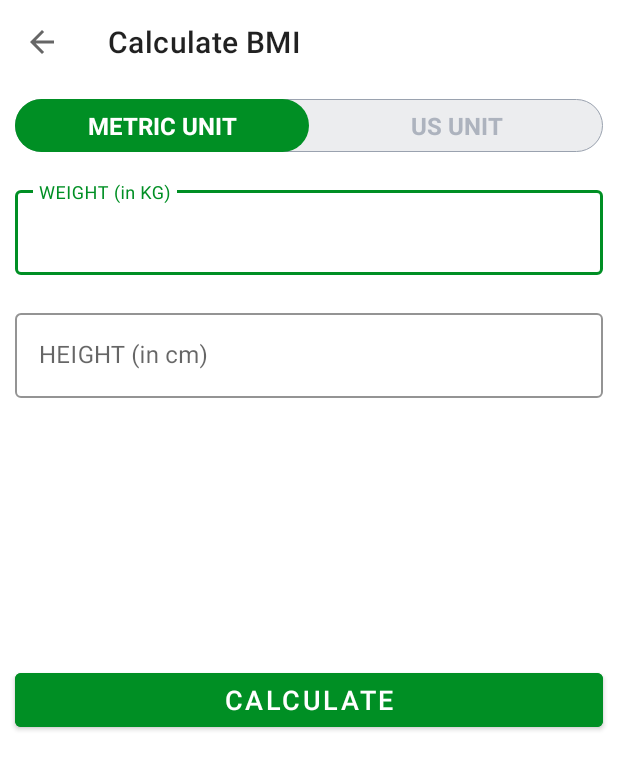
After one commit to rohitpatil8195/7MinWorkout, an Android app: the BMIActivity screen opened directly, with no data from a screen before it, on a phone screen of 412 x 824 dp. The commit adds this screen. Shown: the top 770 px of the screen. Run offline under Robolectric (Android 15) with nearby library versions, the phone set to English and light mode, and no system bars.

Commit message:
added BMI calculate screen,custom Radio buttons,backToExercise confirmation Modal

```diff
--- a/app/src/main/AndroidManifest.xml
+++ b/app/src/main/AndroidManifest.xml
@@ -16,6 +16,11 @@
         android:supportsRtl="true"
         android:theme="@style/Theme.7MinutesWorkout">
         <activity
+            android:name=".BMIActivity"
+            android:exported="false"
+            android:theme="@style/Theme.MaterialComponents.Light.NoActionBar"
+            />
+        <activity
             android:name=".FinishAcitivity"
             android:exported="false" />
         <activity
--- /dev/null
+++ b/app/src/main/java/com/example/a7minutesworkout/BMIActivity.kt
@@ -0,0 +1,145 @@
+package com.example.a7minutesworkout
+
+import androidx.appcompat.app.AppCompatActivity
+import android.os.Bundle
+import android.view.View
+import android.widget.Toast
+import com.example.a7minutesworkout.databinding.ActivityBmiBinding
+import java.math.BigDecimal
+import java.math.RoundingMode
+import android.widget.RadioGroup
+
+class BMIActivity : AppCompatActivity() {
+
+    companion object{
+        private const val METRICS_UNITS_VIEW = "METRIC_UNIT_VIEW"
+        private const val US_UNITS_VIEW = "US_UNITS_VIEW"
+
+        private var currantVisibleView: String =METRICS_UNITS_VIEW
+    }
+    private var binding: ActivityBmiBinding?=null
+
+    override fun onCreate(savedInstanceState: Bundle?) {
+        super.onCreate(savedInstanceState)
+        binding = ActivityBmiBinding.inflate(layoutInflater)
+        setContentView(binding?.root)
+
+        setSupportActionBar(binding?.toolbarBmiActivity)
+        if(supportActionBar !=null){
+            supportActionBar?.setDisplayHomeAsUpEnabled(true)
+            supportActionBar?.title ="Calculate BMI"
+        }
+
+        binding?.toolbarBmiActivity?.setNavigationOnClickListener {
+           onBackPressed()
+        }
+        binding?.btnCalculateUnits?.setOnClickListener {
+          if(validateMetricUnits()){
+              val heightValue:Float = binding?.etMetricUnitHeight?.text.toString().toFloat()/100
+              val weightValue:Float = binding?.etMetricUnitWeight?.text.toString().toFloat()
+              val bmi = weightValue / (heightValue*heightValue)
+              displayBMIResult(bmi)
+          }else{
+              Toast.makeText(this,"Please enter valid values",Toast.LENGTH_LONG).show()
+          }
+
+        }
+               makeVisibleMetricUnitsView()
+        binding?.rgUnits?.setOnCheckedChangeListener { _, checkedId:Int ->
+            if(checkedId == R.id.rbMetricUnits){
+                makeVisibleMetricUnitsView()
+            }else{
+                makeUSVisibleMetricUnitsView()
+            }
+        }
+    }
+
+
+     private fun makeVisibleMetricUnitsView(){
+          currantVisibleView = METRICS_UNITS_VIEW
+         binding?.tilMetricUnitWeight?.visibility = View.VISIBLE
+         binding?.tilMetricUnitHeight?.visibility =View.VISIBLE
+
+         binding?.tilUsMetricUnitWeight?.visibility =View.INVISIBLE
+         binding?.tilMetricUnitHeightInFt?.visibility =View.INVISIBLE
+         binding?.tilMetricUnitHeightInch?.visibility =View.INVISIBLE
+
+         binding?.etMetricUnitHeight?.text!!.clear()
+         binding?.etMetricUnitWeight?.text!!.clear()
+
+         binding?.llDiplayBMIResult?.visibility =View.INVISIBLE
+     }
+
+
+    private fun makeUSVisibleMetricUnitsView(){
+        currantVisibleView = US_UNITS_VIEW
+        binding?.tilMetricUnitWeight?.visibility = View.INVISIBLE
+        binding?.tilMetricUnitHeight?.visibility =View.INVISIBLE
+
+        binding?.tilUsMetricUnitWeight?.visibility =View.VISIBLE
+        binding?.tilMetricUnitHeightInFt?.visibility =View.VISIBLE
+        binding?.tilMetricUnitHeightInch?.visibility =View.VISIBLE
+
+        binding?.etUsMetricUnitWeight?.text!!.clear()
+        binding?.etMetricUnitHeightFt?.text!!.clear()
+        binding?.etMetricUnitHeightInch?.text!!.clear()
+
+        binding?.llDiplayBMIResult?.visibility =View.INVISIBLE
+    }
+
+
+    private fun displayBMIResult(bmi:Float){
+        var bmiLabel: String
+        var bmiDescription: String
+
+        if(bmi.compareTo(15f)<=0){
+            bmiLabel ="Very severely underweight"
+            bmiDescription = "Oops! you really need to take care of yourself! Eat more!"
+        }
+
+        else if(bmi.compareTo(15f) > 0 && bmi.compareTo(16f)<= 0 ){
+            bmiLabel ="severely underweight"
+            bmiDescription = "Oops! you really need to take care of yourself! Eat more!"
+        }
+        else if(bmi.compareTo(16f) > 0 && bmi.compareTo(18.5f)<= 0 ){
+            bmiLabel ="underweight"
+            bmiDescription = "Oops! you really need to take care of yourself! Eat more!"
+        }
+        else if(bmi.compareTo(18.5f) > 0 && bmi.compareTo(25f)<= 0 ){
+            bmiLabel ="Normal"
+            bmiDescription = "Congratulations! You are in good shape!"
+        }
+        else if(bmi.compareTo(25f) > 0 && bmi.compareTo(30f)<= 0 ){
+            bmiLabel ="OverWeight"
+            bmiDescription = "Oops! you really need to take care of yourself! Workout More!"
+        }
+        else if(bmi.compareTo(30f) > 0 && bmi.compareTo(35f)<= 0 ){
+            bmiLabel ="OverWeight"
+            bmiDescription = "Oops! you really need to take care of yourself! Workout More!"
+        }
+        else if(bmi.compareTo(35f) > 0 && bmi.compareTo(40f)<= 0 ){
+            bmiLabel ="OverWeight"
+            bmiDescription = "Oops! you really need to take care of yourself! Workout More!"
+        }
+        else{
+            bmiLabel = "Obese Class ||| (Very severely obese)"
+            bmiDescription = "OMG! You are in a very dangerous condition! Act now!"
+        }
+
+        val bmiValue = BigDecimal(bmi.toDouble()).setScale(2,RoundingMode.HALF_EVEN).toString()
+         binding?.llDiplayBMIResult?.visibility = View.VISIBLE
+         binding?.tvYourBMIType?.text = bmiLabel
+        binding?.tvYourBMIDescription?.text = bmiDescription
+        binding?.tvYourBMIType?.text = bmiValue
+    }
+
+    private fun validateMetricUnits():Boolean{
+        var isValid = true
+        if(binding?.etMetricUnitWeight?.text.toString().isEmpty()){
+          isValid =false
+        }else if(binding?.etMetricUnitHeight?.text.toString().isEmpty()){
+            isValid = false
+        }
+        return isValid
+    }
+}
--- a/app/src/main/java/com/example/a7minutesworkout/MainActivity.kt
+++ b/app/src/main/java/com/example/a7minutesworkout/MainActivity.kt
@@ -3,6 +3,7 @@
 import android.content.Intent
 import androidx.appcompat.app.AppCompatActivity
 import android.os.Bundle
+import com.example.a7minutesworkout.databinding.ActivityBmiBinding
 import com.example.a7minutesworkout.databinding.ActivityMainBinding
 
 class MainActivity : AppCompatActivity() {
@@ -19,6 +20,11 @@
            startActivity(intent)
        }
 
+        binding?.flBMI?.setOnClickListener{
+            var intent =Intent(this,BMIActivity::class.java)
+            startActivity(intent)
+        }
+
     }
 
     override fun onDestroy() {
--- /dev/null
+++ b/app/src/main/res/drawable/drawable_radio_group_tab_background.xml
@@ -0,0 +1,9 @@
+<?xml version="1.0" encoding="utf-8"?>
+<shape android:shape="rectangle" xmlns:android="http://schemas.android.com/apk/res/android">
+ <solid  android:color="#ECEDEF"/>
+    <stroke
+        android:width="0.5dp"
+        android:color="#9AA2AF"
+        />
+    <corners android:radius="30dp" />
+</shape>
--- /dev/null
+++ b/app/src/main/res/drawable/drawable_units_tab_selector.xml
@@ -0,0 +1,9 @@
+<?xml version="1.0" encoding="utf-8"?>
+<selector xmlns:android="http://schemas.android.com/apk/res/android">
+  <item android:state_checked="true">
+   <shape android:shape="rectangle">
+       <solid android:color="@color/colorAccent" />
+       <corners android:radius="30dp" />
+   </shape>
+  </item>
+</selector>
--- /dev/null
+++ b/app/src/main/res/drawable/drawable_units_tab_text_color_selector.xml
@@ -0,0 +1,6 @@
+<?xml version="1.0" encoding="utf-8"?>
+<selector xmlns:android="http://schemas.android.com/apk/res/android">
+
+    <item android:color="#FFFFFF" android:state_checked="true" />
+    <item android:color="#ADB3BE" android:state_checked="false" />
+</selector>
--- /dev/null
+++ b/app/src/main/res/layout/activity_bmi.xml
@@ -0,0 +1,242 @@
+<?xml version="1.0" encoding="utf-8"?>
+<RelativeLayout xmlns:android="http://schemas.android.com/apk/res/android"
+    xmlns:app="http://schemas.android.com/apk/res-auto"
+    xmlns:tools="http://schemas.android.com/tools"
+    android:layout_width="match_parent"
+    android:layout_height="match_parent"
+    android:orientation="vertical"
+    tools:context=".BMIActivity">
+
+    <androidx.appcompat.widget.Toolbar
+        android:id="@+id/toolbar_bmi_activity"
+        android:layout_width="match_parent"
+        android:layout_height="?android:attr/actionBarSize"
+        android:background="@color/white" />
+
+     <RadioGroup
+         android:id="@+id/rgUnits"
+         android:layout_width="match_parent"
+         android:layout_height="wrap_content"
+         android:layout_below="@id/toolbar_bmi_activity"
+         android:orientation="horizontal"
+         android:layout_margin="10dp"
+         android:background="@drawable/drawable_radio_group_tab_background"
+         >
+   <RadioButton
+      android:id="@+id/rbMetricUnits"
+       android:layout_width="0dp"
+       android:layout_height="35dp"
+        android:layout_weight="0.50"
+       android:background="@drawable/drawable_units_tab_selector"
+       android:textColor="@drawable/drawable_units_tab_text_color_selector"
+       android:button="@null"
+       android:checked="true"
+        android:gravity="center"
+       android:textSize="16sp"
+       android:textStyle="bold"
+       android:text="METRIC UNIT"
+      />
+         <RadioButton
+             android:id="@+id/rbUSUnits"
+             android:layout_width="0dp"
+             android:layout_height="35dp"
+             android:layout_weight="0.50"
+             android:background="@drawable/drawable_units_tab_selector"
+             android:textColor="@drawable/drawable_units_tab_text_color_selector"
+             android:button="@null"
+             android:checked="false"
+             android:gravity="center"
+             android:textSize="16sp"
+             android:textStyle="bold"
+             android:text="US UNIT"
+             />
+     </RadioGroup>
+
+    <com.google.android.material.textfield.TextInputLayout
+        android:layout_below="@id/rgUnits"
+        android:id="@+id/tilMetricUnitWeight"
+        android:layout_width="match_parent"
+        android:layout_height="wrap_content"
+        style="@style/Widget.MaterialComponents.TextInputLayout.OutlinedBox"
+        app:boxStrokeColor="@color/colorAccent"
+         app:hintTextColor="@color/colorAccent"
+        android:layout_margin="10dp"
+       >
+
+       <androidx.appcompat.widget.AppCompatEditText
+           android:id="@+id/etMetricUnitWeight"
+           android:layout_width="match_parent"
+           android:layout_height="wrap_content"
+             android:hint="WEIGHT (in KG)"
+           android:inputType="numberDecimal"
+           android:textSize="16sp"
+           />
+    </com.google.android.material.textfield.TextInputLayout>
+
+
+
+   <com.google.android.material.textfield.TextInputLayout
+       android:layout_below="@id/tilMetricUnitWeight"
+       android:id="@+id/tilMetricUnitHeight"
+       android:layout_width="match_parent"
+       android:layout_height="wrap_content"
+       style="@style/Widget.MaterialComponents.TextInputLayout.OutlinedBox"
+       app:boxStrokeColor="@color/colorAccent"
+       app:hintTextColor="@color/colorAccent"
+       android:layout_margin="10dp"
+       >
+      <androidx.appcompat.widget.AppCompatEditText
+          android:id="@+id/etMetricUnitHeight"
+          android:layout_width="match_parent"
+          android:layout_height="wrap_content"
+          android:hint="HEIGHT (in cm)"
+          android:inputType="numberDecimal"
+          android:textSize="16sp"
+          />
+   </com.google.android.material.textfield.TextInputLayout>
+
+
+
+    <com.google.android.material.textfield.TextInputLayout
+        android:id="@+id/tilUsMetricUnitWeight"
+        android:layout_margin="10dp"
+        app:boxStrokeColor="@color/colorAccent"
+        app:hintTextColor="@color/colorAccent"
+        android:layout_below="@id/rgUnits"
+        style="@style/Widget.MaterialComponents.TextInputLayout.OutlinedBox"
+        android:layout_width="match_parent"
+        android:layout_height="wrap_content">
+
+        <androidx.appcompat.widget.AppCompatEditText
+            android:id="@+id/etUsMetricUnitWeight"
+            android:layout_width="match_parent"
+            android:layout_height="wrap_content"
+            android:hint="WEIGHT (in pound)"
+            android:inputType="numberDecimal"
+            android:textSize="16sp" />
+    </com.google.android.material.textfield.TextInputLayout>
+
+    <com.google.android.material.textfield.TextInputLayout
+        android:id="@+id/tilMetricUnitHeightInFt"
+        style="@style/Widget.MaterialComponents.TextInputLayout.OutlinedBox"
+        android:layout_width="match_parent"
+        android:layout_height="wrap_content"
+        android:layout_below="@id/tilUsMetricUnitWeight"
+        android:layout_alignParentStart="true"
+        android:layout_marginStart="10dp"
+        android:layout_marginTop="10dp"
+        android:layout_marginEnd="10dp"
+        android:layout_marginBottom="10dp"
+        android:layout_toStartOf="@+id/view"
+        android:visibility="gone"
+        app:boxStrokeColor="@color/colorAccent"
+        app:hintTextColor="@color/colorAccent"
+        tools:visibility="visible">
+
+        <androidx.appcompat.widget.AppCompatEditText
+            android:id="@+id/etMetricUnitHeightFt"
+            android:layout_width="match_parent"
+            android:layout_height="wrap_content"
+            android:hint="Feet"
+            android:inputType="numberDecimal"
+            android:textSize="16sp"
+
+            />
+    </com.google.android.material.textfield.TextInputLayout>
+    <View
+        android:id="@+id/view"
+        android:layout_width="0dp"
+        android:layout_height="1dp"
+        android:layout_below="@+id/tilUsMetricUnitWeight"
+        android:layout_centerHorizontal="true" />
+
+    <com.google.android.material.textfield.TextInputLayout
+        android:layout_below="@id/tilUsMetricUnitWeight"
+        android:id="@+id/tilMetricUnitHeightInch"
+        android:layout_width="wrap_content"
+        android:layout_height="wrap_content"
+        style="@style/Widget.MaterialComponents.TextInputLayout.OutlinedBox"
+        app:boxStrokeColor="@color/colorAccent"
+        app:hintTextColor="@color/colorAccent"
+        android:layout_margin="10dp"
+        android:layout_alignParentEnd="true"
+        android:layout_toEndOf="@+id/view"
+        android:visibility="gone"
+        tools:visibility="visible"
+        >
+        <androidx.appcompat.widget.AppCompatEditText
+            android:id="@+id/etMetricUnitHeightInch"
+            android:layout_width="match_parent"
+            android:layout_height="wrap_content"
+            android:hint="Inch"
+            android:inputType="numberDecimal"
+            android:textSize="16sp"
+            />
+    </com.google.android.material.textfield.TextInputLayout>
+
+
+
+    <LinearLayout
+        android:id="@+id/llDiplayBMIResult"
+        android:layout_width="match_parent"
+        android:layout_height="wrap_content"
+        android:layout_below="@id/tilMetricUnitHeight"
+        android:layout_marginTop="25dp"
+        android:orientation="vertical"
+        android:padding="10dp"
+        android:visibility="invisible"
+        tools:visibility="visible">
+
+        <TextView
+            android:id="@+id/tvYourBMI"
+            android:layout_width="match_parent"
+            android:layout_height="wrap_content"
+            android:gravity="center"
+            android:text="YOUR BMI"
+            android:textAllCaps="true"
+            android:textSize="16sp" />
+
+        <TextView
+            android:id="@+id/tvYourBMIValue"
+            android:layout_width="match_parent"
+            android:layout_height="wrap_content"
+            android:layout_marginTop="5dp"
+            android:gravity="center"
+            android:text="15.00"
+            android:textSize="18sp"
+            android:textStyle="bold" />
+
+        <TextView
+            android:id="@+id/tvYourBMIType"
+            android:layout_width="match_parent"
+            android:layout_height="wrap_content"
+            android:layout_marginTop="5dp"
+            android:gravity="center"
+            android:text="Normal"
+            android:textSize="18sp" />
+
+        <TextView
+            android:id="@+id/tvYourBMIDescription"
+            android:layout_width="match_parent"
+            android:layout_height="wrap_content"
+            android:layout_marginTop="5dp"
+            android:gravity="center"
+            android:text="Normal"
+            android:textSize="18sp" />
+    </LinearLayout>
+
+      <Button
+          android:layout_margin="10dp"
+          android:layout_width="match_parent"
+          android:layout_height="wrap_content"
+          android:layout_below="@id/llDiplayBMIResult"
+          android:id="@+id/btnCalculateUnits"
+          android:layout_marginTop="35dp"
+          android:backgroundTint="@color/colorAccent"
+          android:text="CALCULATE"
+          android:textColor="#FFFFFF"
+          android:textSize="18sp"
+          android:gravity="center"
+          />
+
+</RelativeLayout>
--- a/app/src/main/res/layout/diloge_custom_back_confirmation.xml
+++ b/app/src/main/res/layout/diloge_custom_back_confirmation.xml
@@ -31,6 +31,7 @@
 
         >
         <Button
+            android:id="@+id/btnYes"
             android:layout_height="40dp"
             android:layout_width="0dp"
             android:layout_marginEnd="10dp"
@@ -40,6 +41,7 @@
             android:textSize="16sp"
             />
         <Button
+            android:id="@+id/btnNo"
             android:layout_height="40dp"
             android:layout_width="0dp"
             android:layout_marginEnd="10dp"
```
Also changed, not shown: app/src/main/java/com/example/a7minutesworkout/ExerciseActivity.kt (+26 -3 lines), app/src/main/res/layout/activity_main.xml (+36 -0 lines). Lines whose indentation alone changed are shown as unchanged.
